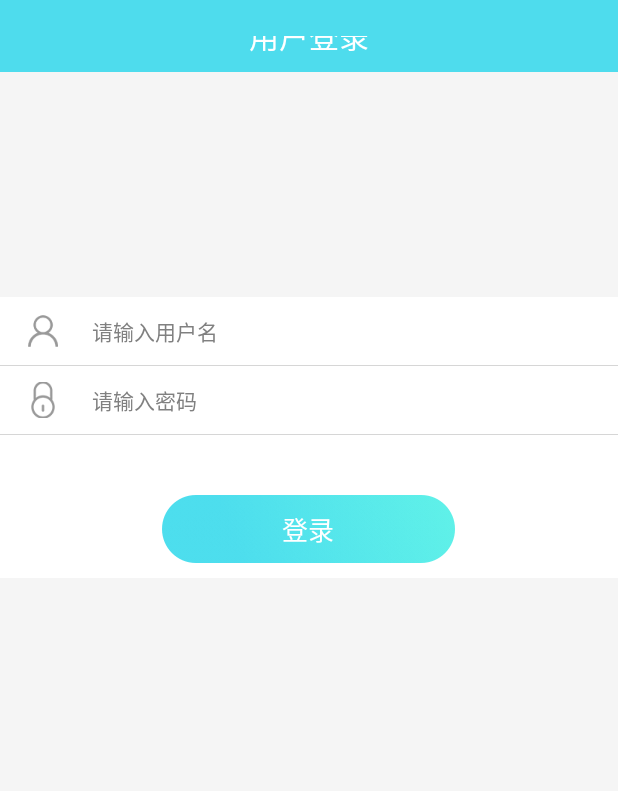
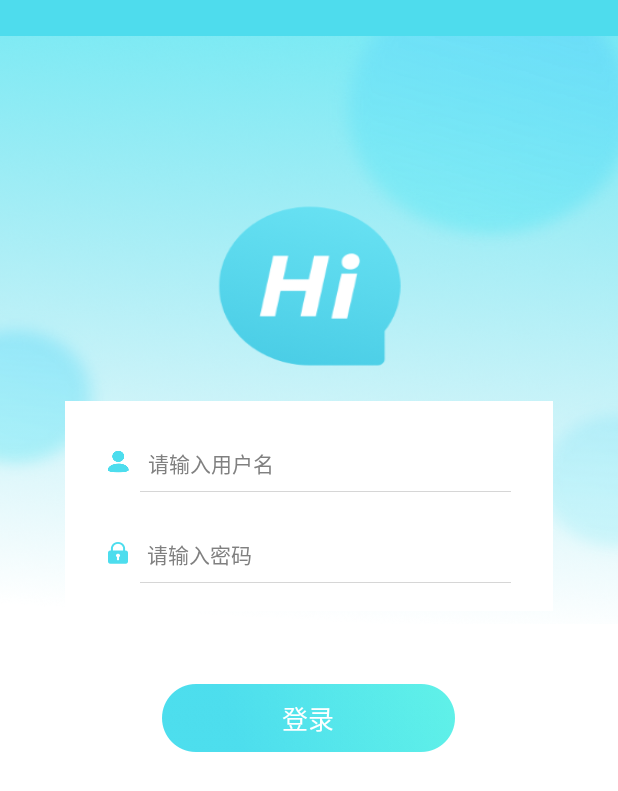
Before and after one commit to ustcrding/hopeheart, an Android app: the screen it shows after launch (LoginActivity), on a phone screen of 412 x 824 dp. Shown: the top 791 px of the screen. Run offline under Robolectric (Android 15) with nearby library versions, the phone set to English and light mode, and no system bars; libraries missing offline, so code that uses them is left out: de.greenrobot.event; 13 statements that could not run were skipped.

Commit message:
修改登录页面

```diff
--- a/source/client/HopeHeatApp/app/src/main/java/com/boc/hopeheatapp/activity/LoginActivity.java
+++ b/source/client/HopeHeatApp/app/src/main/java/com/boc/hopeheatapp/activity/LoginActivity.java
@@ -24,21 +24,6 @@ import rx.Subscriber;
  * @date 2018/2/23.
  */
 public class LoginActivity extends TitleColorActivity {
-
-    /**
-     * title 左侧返回按钮
-     */
-    private View btnBack;
-
-    /**
-     * title正文
-     */
-    private TextView tvTitle;
-
-    /**
-     * title右侧按钮
-     */
-    private TextView btnTitleRight;
 
     /**
      * 用户名
@@ -70,15 +55,8 @@ public class LoginActivity extends TitleColorActivity {
     }
 
     private void initTitle() {
-        btnBack = findViewById(R.id.top_back_container);
-        tvTitle = (TextView) findViewById(R.id.top_title_text);
-        btnTitleRight = (TextView) findViewById(R.id.tv_title_right);
+
         btnRegister = (TextView) findViewById(R.id.btn_register);
-        tvTitle.setVisibility(View.VISIBLE);
-        tvTitle.setText(R.string.title_login);
-
-        btnBack.setVisibility(View.INVISIBLE);
-        btnTitleRight.setVisibility(View.INVISIBLE);
     }
 
     /**
@@ -93,13 +71,6 @@ public class LoginActivity extends TitleColorActivity {
     }
 
     private void addListener() {
-        btnBack.setOnClickListener(new View.OnClickListener() {
-            @Override
-            public void onClick(View v) {
-                onClickedBack();
-            }
-        });
-
         btnLogin.setOnClickListener(new View.OnClickListener() {
             @Override
             public void onClick(View v) {
--- a/source/client/HopeHeatApp/app/src/main/res/layout/activity_login.xml
+++ b/source/client/HopeHeatApp/app/src/main/res/layout/activity_login.xml
@@ -3,110 +3,102 @@
     style="@style/title_activity_style"
     android:layout_width="match_parent"
     android:layout_height="match_parent"
+    android:background="@color/white"
     android:orientation="vertical">
 
-    <include layout="@layout/title" />
 
     <LinearLayout
         android:layout_width="match_parent"
-        android:layout_height="wrap_content"
-        android:layout_marginTop="150dp"
+        android:layout_height="416dp"
+        android:background="@drawable/ic_background"
+        android:orientation="vertical">
+
+        <LinearLayout
+            android:layout_width="match_parent"
+            android:layout_height="140dp"
+            android:layout_marginLeft="43.5dp"
+            android:layout_marginTop="267dp"
+            android:layout_marginRight="43.5dp"
+            android:layout_marginBottom="8.5dp"
             android:background="@color/white"
             android:orientation="vertical">
 
             <LinearLayout
                 android:layout_width="match_parent"
-            android:layout_height="@dimen/height_45"
-            android:orientation="horizontal"
-            android:paddingLeft="@dimen/common_margin_left"
-            android:paddingRight="@dimen/common_margin_right">
+                android:layout_height="@dimen/height_60"
+                android:orientation="horizontal">
 
                 <ImageView
                     android:layout_width="wrap_content"
                     android:layout_height="wrap_content"
-                android:layout_gravity="center_vertical"
-                android:src="@drawable/icon_user_label" />
+                    android:layout_marginLeft="28.5dp"
+                    android:layout_marginTop="33.5dp"
+                    android:src="@drawable/yonghu" />
 
                 <EditText
                     android:id="@+id/et_username"
                     style="@style/register_username_input"
                     android:layout_width="match_parent"
                     android:layout_height="match_parent"
-                android:layout_marginLeft="15dp"
+                    android:layout_marginLeft="7.5dp"
+                    android:layout_marginTop="31.5dp"
+                    android:layout_marginBottom="8dp"
                     android:layout_weight="1"
                     android:hint="@string/hint_register_phone" />
             </LinearLayout>
 
-        <include layout="@layout/line" />
+            <View
+                android:layout_width="match_parent"
+                android:layout_height="1px"
+                android:layout_marginLeft="50dp"
+                android:layout_marginRight="28dp"
+                android:background="@color/common_stroke_little_gray" />
 
             <LinearLayout
                 android:layout_width="match_parent"
-            android:layout_height="@dimen/height_45"
-            android:orientation="horizontal"
-            android:paddingLeft="@dimen/common_margin_left"
-            android:paddingRight="@dimen/common_margin_right">
+                android:layout_height="@dimen/height_60"
+                android:orientation="horizontal">
 
                 <ImageView
                     android:layout_width="wrap_content"
                     android:layout_height="wrap_content"
-                android:layout_gravity="center_vertical"
-                android:src="@drawable/icon_password" />
+                    android:layout_marginLeft="28.5dp"
+                    android:layout_marginTop="33.5dp"
+                    android:src="@drawable/mima" />
 
                 <EditText
                     android:id="@+id/et_pwd"
                     style="@style/register_pwd_input"
                     android:layout_width="match_parent"
                     android:layout_height="match_parent"
-                android:layout_marginLeft="@dimen/padding_15"
+                    android:layout_marginLeft="7.5dp"
+                    android:layout_marginTop="31.5dp"
+                    android:layout_marginBottom="8dp"
                     android:layout_weight="1"
                     android:hint="@string/hint_register_passport" />
             </LinearLayout>
 
-        <include layout="@layout/line" />
+            <View
+                android:layout_width="match_parent"
+                android:layout_height="1px"
+                android:layout_marginLeft="50dp"
+                android:layout_marginRight="28dp"
+                android:background="@color/common_stroke_little_gray" />
+
+        </LinearLayout>
+    </LinearLayout>
 
     <TextView
         android:id="@+id/btn_login"
         style="@style/login_button_style"
         android:layout_width="195dp"
         android:layout_height="45dp"
+        android:layout_gravity="center_horizontal"
         android:layout_marginLeft="@dimen/common_margin_left"
+        android:layout_marginTop="40dp"
         android:layout_marginRight="@dimen/common_margin_right"
-            android:layout_marginTop="40dp"
+        android:layout_marginBottom="10dp"
         android:background="@drawable/sl_default_btn"
-            android:layout_gravity="center_horizontal"
-            android:text="@string/public_login"
-            android:layout_marginBottom="10dp"/>
-
-
-        <!--<LinearLayout-->
-            <!--android:layout_width="match_parent"-->
-            <!--android:layout_height="wrap_content"-->
-            <!--android:layout_marginBottom="10dp"-->
-            <!--android:layout_marginLeft="@dimen/common_margin_left"-->
-            <!--android:layout_marginRight="@dimen/common_margin_right"-->
-            <!--android:layout_marginTop="30dp"-->
-            <!--android:gravity="right|center_vertical"-->
-            <!--android:orientation="horizontal">-->
-
-            <!--<TextView-->
-                <!--android:layout_width="wrap_content"-->
-                <!--android:layout_height="wrap_content"-->
-                <!--android:text="还没账户?"-->
-                <!--android:textColor="@color/common_text_dark_gray"-->
-                <!--android:textSize="@dimen/font_size_12" />-->
-
-            <!--<TextView-->
-                <!--android:id="@+id/btn_register"-->
-                <!--style="@style/register_now_btn"-->
-                <!--android:layout_width="wrap_content"-->
-                <!--android:layout_height="wrap_content"-->
-                <!--android:layout_marginLeft="5dp"-->
-                <!--android:clickable="true"-->
-                <!--android:focusable="true"-->
-                <!--android:text="@string/register_now"-->
-                <!--android:textColor="@drawable/sl_register_now_color" />-->
-
-        <!--</LinearLayout>-->
-    </LinearLayout>
+        android:text="@string/public_login" />
 
 </LinearLayout>
```
Lines whose indentation alone changed are shown as unchanged.
